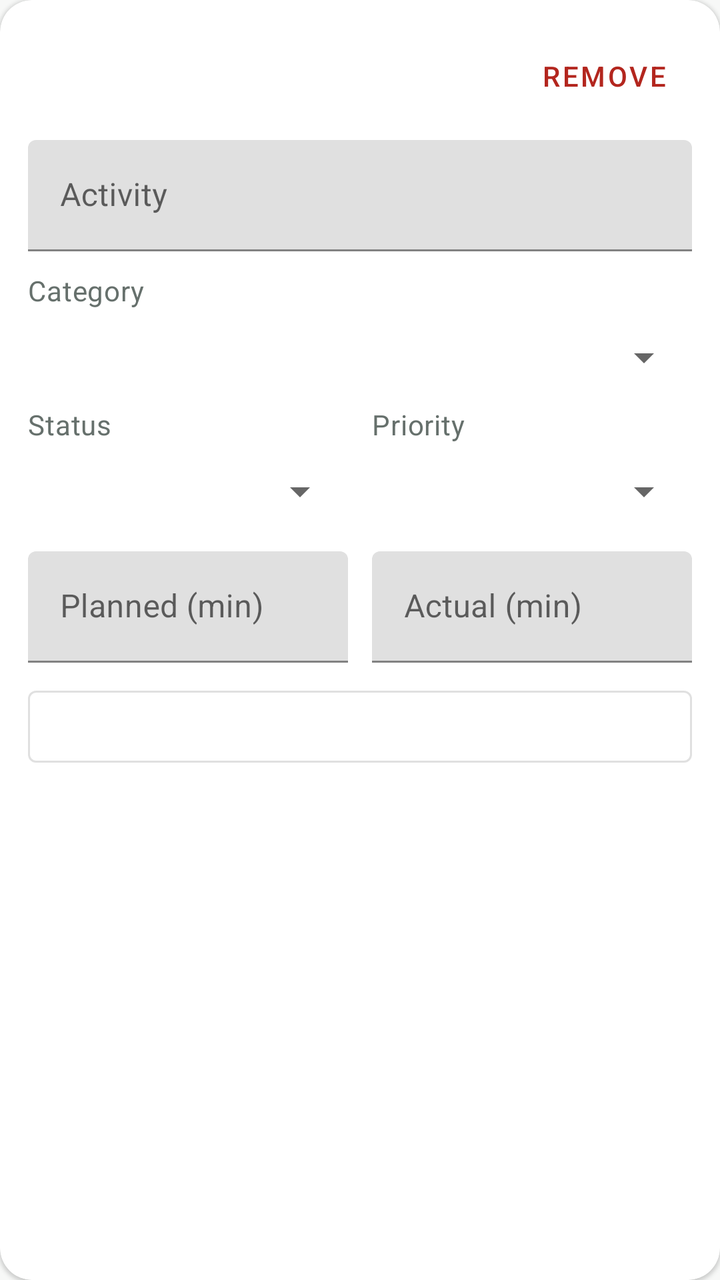
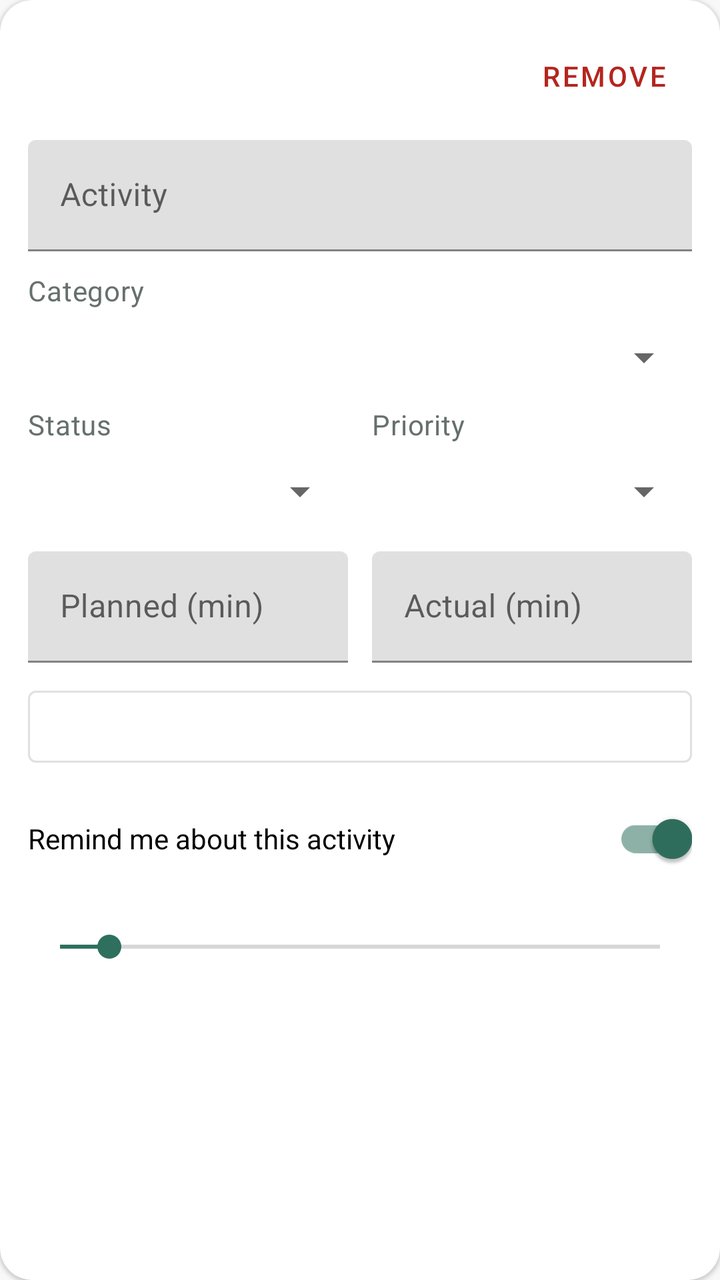

The first picture is an Android layout as it rendered before a commit; the second is the same layout after the commit. The layout source and the unified diff follow.
<!-- AndroidManifest.xml: application theme Theme.Tracker -->
<!-- res/layout/item_draft.xml -->
<?xml version="1.0" encoding="utf-8"?>
<com.google.android.material.card.MaterialCardView
    xmlns:android="http://schemas.android.com/apk/res/android"
    style="@style/Tracker.Card"
    android:layout_width="match_parent"
    android:layout_height="wrap_content"
    android:layout_marginBottom="12dp">

    <LinearLayout
        android:layout_width="match_parent"
        android:layout_height="wrap_content"
        android:orientation="vertical"
        android:padding="14dp">

        <RelativeLayout
            android:layout_width="match_parent"
            android:layout_height="wrap_content">

            <TextView
                android:id="@+id/draftTitle"
                android:layout_width="wrap_content"
                android:layout_height="wrap_content"
                android:layout_centerVertical="true"
                android:textColor="@color/muted"
                android:textSize="13sp"
                android:textStyle="bold" />

            <com.google.android.material.button.MaterialButton
                android:id="@+id/removeButton"
                style="@style/Widget.MaterialComponents.Button.TextButton"
                android:layout_width="wrap_content"
                android:layout_height="wrap_content"
                android:layout_alignParentEnd="true"
                android:text="Remove"
                android:textColor="@color/error" />
        </RelativeLayout>

        <TextView
            android:id="@+id/issuesText"
            android:layout_width="match_parent"
            android:layout_height="wrap_content"
            android:background="@color/warn_soft"
            android:padding="10dp"
            android:textColor="@color/warn"
            android:textSize="13sp"
            android:visibility="gone" />

        <com.google.android.material.textfield.TextInputLayout
            android:layout_width="match_parent"
            android:layout_height="wrap_content"
            android:layout_marginTop="8dp"
            android:hint="Activity">

            <com.google.android.material.textfield.TextInputEditText
                android:id="@+id/nameInput"
                android:layout_width="match_parent"
                android:layout_height="wrap_content"
                android:inputType="textCapSentences" />
        </com.google.android.material.textfield.TextInputLayout>

        <TextView
            style="@style/Tracker.Muted"
            android:layout_width="wrap_content"
            android:layout_height="wrap_content"
            android:layout_marginTop="10dp"
            android:text="Category" />

        <Spinner
            android:id="@+id/categorySpinner"
            android:layout_width="match_parent"
            android:layout_height="48dp" />

        <LinearLayout
            android:layout_width="match_parent"
            android:layout_height="wrap_content"
            android:orientation="horizontal">

            <LinearLayout
                android:layout_width="0dp"
                android:layout_height="wrap_content"
                android:layout_marginEnd="6dp"
                android:layout_weight="1"
                android:orientation="vertical">

                <TextView
                    style="@style/Tracker.Muted"
                    android:layout_width="wrap_content"
                    android:layout_height="wrap_content"
                    android:text="Status" />

                <Spinner
                    android:id="@+id/statusSpinner"
                    android:layout_width="match_parent"
                    android:layout_height="48dp" />
            </LinearLayout>

            <LinearLayout
                android:layout_width="0dp"
                android:layout_height="wrap_content"
                android:layout_marginStart="6dp"
                android:layout_weight="1"
                android:orientation="vertical">

                <TextView
                    style="@style/Tracker.Muted"
                    android:layout_width="wrap_content"
                    android:layout_height="wrap_content"
                    android:text="Priority" />

                <Spinner
                    android:id="@+id/prioritySpinner"
                    android:layout_width="match_parent"
                    android:layout_height="48dp" />
            </LinearLayout>
        </LinearLayout>

        <LinearLayout
            android:layout_width="match_parent"
            android:layout_height="wrap_content"
            android:layout_marginTop="6dp"
            android:orientation="horizontal">

            <com.google.android.material.textfield.TextInputLayout
                android:layout_width="0dp"
                android:layout_height="wrap_content"
                android:layout_marginEnd="6dp"
                android:layout_weight="1"
                android:hint="Planned (min)">

                <com.google.android.material.textfield.TextInputEditText
                    android:id="@+id/plannedInput"
                    android:layout_width="match_parent"
                    android:layout_height="wrap_content"
                    android:inputType="number"
                    android:maxLength="4" />
            </com.google.android.material.textfield.TextInputLayout>

            <com.google.android.material.textfield.TextInputLayout
                android:layout_width="0dp"
                android:layout_height="wrap_content"
                android:layout_marginStart="6dp"
                android:layout_weight="1"
                android:hint="Actual (min)">

                <com.google.android.material.textfield.TextInputEditText
                    android:id="@+id/actualInput"
                    android:layout_width="match_parent"
                    android:layout_height="wrap_content"
                    android:inputType="number"
                    android:maxLength="4" />
            </com.google.android.material.textfield.TextInputLayout>
        </LinearLayout>

        <com.google.android.material.button.MaterialButton
            android:id="@+id/dateButton"
            style="@style/Widget.MaterialComponents.Button.OutlinedButton"
            android:layout_width="match_parent"
            android:layout_height="48dp"
            android:layout_marginTop="8dp" />

        <CheckBox
            android:id="@+id/duplicateCheck"
            android:layout_width="match_parent"
            android:layout_height="wrap_content"
            android:text="This looks like one I already saved — save anyway"
            android:textColor="@color/warn"
            android:visibility="gone" />
    </LinearLayout>
</com.google.android.material.card.MaterialCardView>
<!-- resources referenced by this layout -->
<resources>
  <color name="error">#B3261E</color>
  <color name="muted">#66706C</color>
  <color name="warn">#B26A00</color>
  <color name="warn_soft">#FFF3DC</color>
  <style name="Tracker.Card" parent="Widget.MaterialComponents.CardView">
          <item name="cardBackgroundColor">@color/card</item>
          <item name="cardCornerRadius">16dp</item>
          <item name="cardElevation">1dp</item>
      </style>
  <style name="Tracker.Muted" parent="TextAppearance.MaterialComponents.Body2">
          <item name="android:textColor">@color/muted</item>
      </style>
  <style name="Theme.Tracker" parent="Theme.MaterialComponents.Light.NoActionBar">
          <item name="colorPrimary">@color/brand</item>
          <item name="colorPrimaryVariant">@color/brand_dark</item>
          <item name="colorOnPrimary">@android:color/white</item>
          <item name="colorSecondary">@color/brand</item>
          <item name="android:windowBackground">@color/surface</item>
          <item name="android:statusBarColor">@color/surface</item>
          <item name="android:windowLightStatusBar">true</item>
          <item name="android:textColorPrimary">@color/ink</item>
      </style>
  <color name="card">#FFFFFF</color>
  <color name="brand">#2F6F5E</color>
  <color name="brand_dark">#1E4D40</color>
  <color name="surface">#F7F8F7</color>
  <color name="ink">#1B1F1E</color>
</resources>

<!-- the commit's change to res/layout/item_draft.xml (unified diff, before → after) -->
@@ -158,6 +158,28 @@
             android:layout_height="48dp"
             android:layout_marginTop="8dp" />
 
+        <com.google.android.material.switchmaterial.SwitchMaterial
+            android:id="@+id/activityReminderSwitch"
+            android:layout_width="match_parent"
+            android:layout_height="wrap_content"
+            android:layout_marginTop="8dp"
+            android:checked="true"
+            android:text="@string/activity_reminder" />
+
+        <TextView
+            android:id="@+id/reminderTimeLabel"
+            style="@style/Tracker.Muted"
+            android:layout_width="match_parent"
+            android:layout_height="wrap_content"
+            android:layout_marginTop="2dp" />
+
+        <SeekBar
+            android:id="@+id/reminderDelaySeekBar"
+            android:layout_width="match_parent"
+            android:layout_height="wrap_content"
+            android:max="719"
+            android:progress="59" />
+
         <CheckBox
             android:id="@+id/duplicateCheck"
             android:layout_width="match_parent"
<!-- resource entries referenced after the edit -->
@@ -4,6 +4,7 @@
   <color name="muted">#66706C</color>
   <color name="warn">#B26A00</color>
   <color name="warn_soft">#FFF3DC</color>
+  <string name="activity_reminder">Remind me about this activity</string>
   <style name="Tracker.Card" parent="Widget.MaterialComponents.CardView">
           <item name="cardBackgroundColor">@color/card</item>
           <item name="cardCornerRadius">16dp</item>
